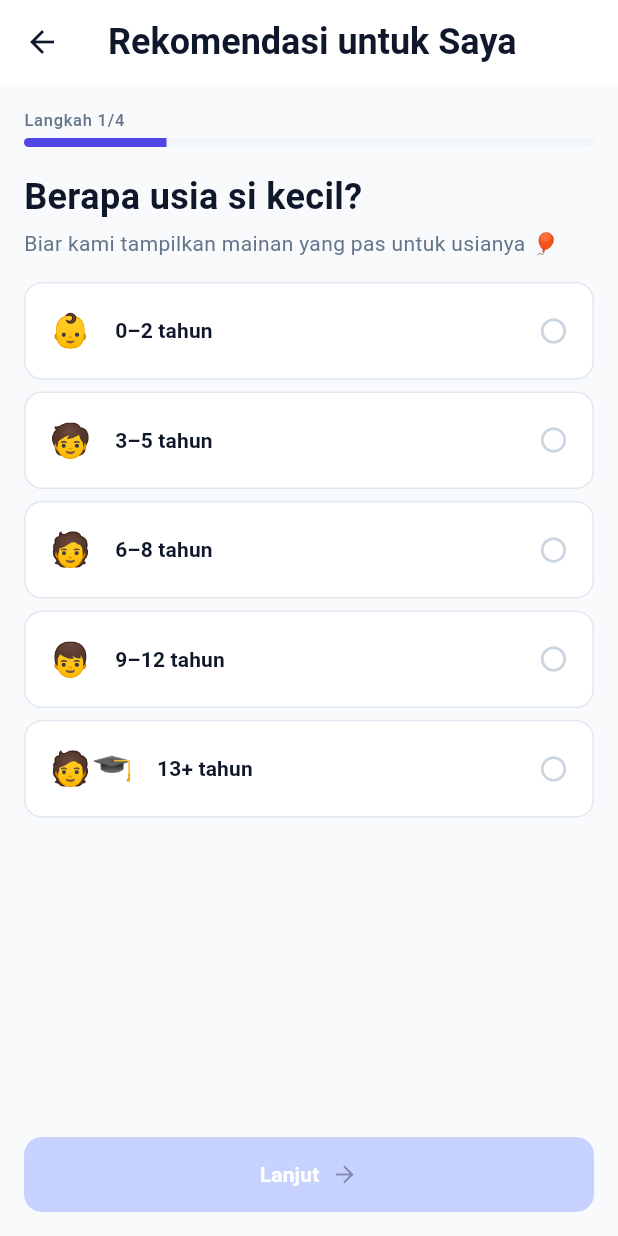
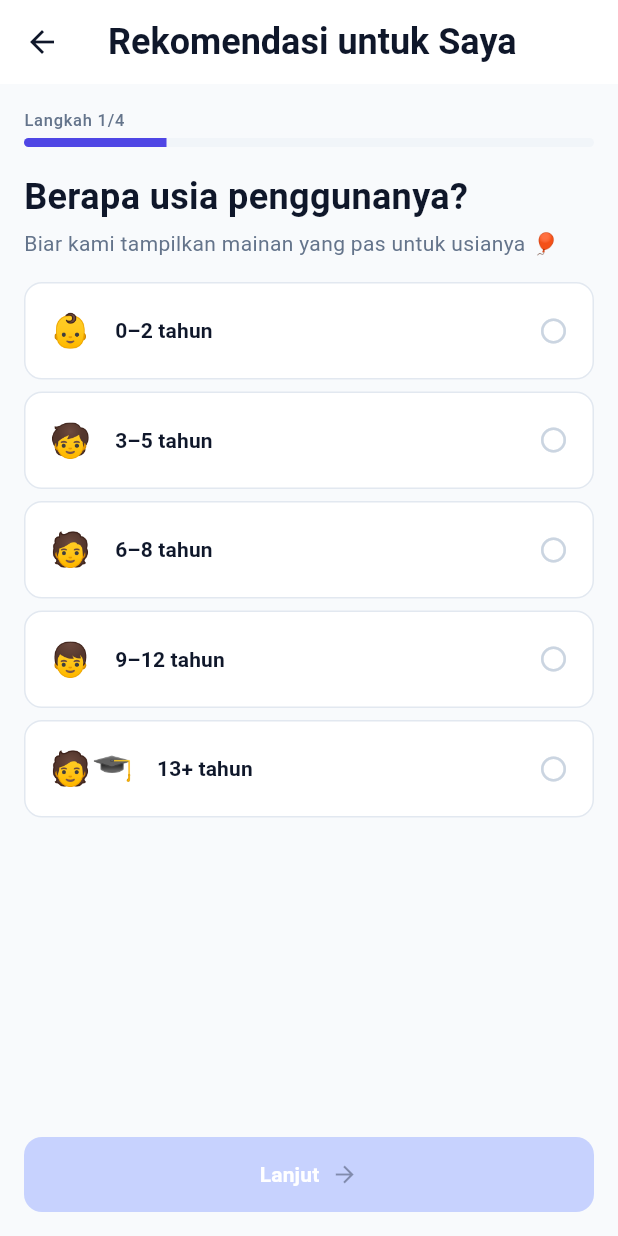
Before and after one commit to HazemuH/SPK-SYSTEM, a Flutter app: the screen it shows after launch, after a tap on "Rekomendasi untuk Saya", on a phone screen of 412 x 824 dp. Run offline on Flutter 3.47's test engine with Material 3 defaults, Android fonts, the phone set to English and light mode, and no system bars; our stand-ins replace dio, equatable, flutter_riverpod, flutter_secure_storage, go_router; network calls fail.

Commit message:
copy(mobile): quiz age question uses neutral 'penggunanya' (buyer may not be the child)
Co-Authored-By: Claude Opus 4.8 <noreply@anthropic.com>

```diff
--- a/MOBILE/lib/ui/recommendation/widgets/recommendation_screen.dart
+++ b/MOBILE/lib/ui/recommendation/widgets/recommendation_screen.dart
@@ -26,7 +26,7 @@ class _Question {
 /// Static preference filters. The final "paling penting?" step is dynamic —
 /// its options are the published AHP weight profiles (see [publishedProfilesProvider]).
 const _quiz = <_Question>[
-  _Question('usia', 'Berapa usia si kecil?', 'Biar kami tampilkan mainan yang pas untuk usianya 🎈', [
+  _Question('usia', 'Berapa usia penggunanya?', 'Biar kami tampilkan mainan yang pas untuk usianya 🎈', [
     ['0-2', '0–2 tahun', '👶'],
     ['3-5', '3–5 tahun', '🧒'],
     ['6-8', '6–8 tahun', '🧑'],
```
